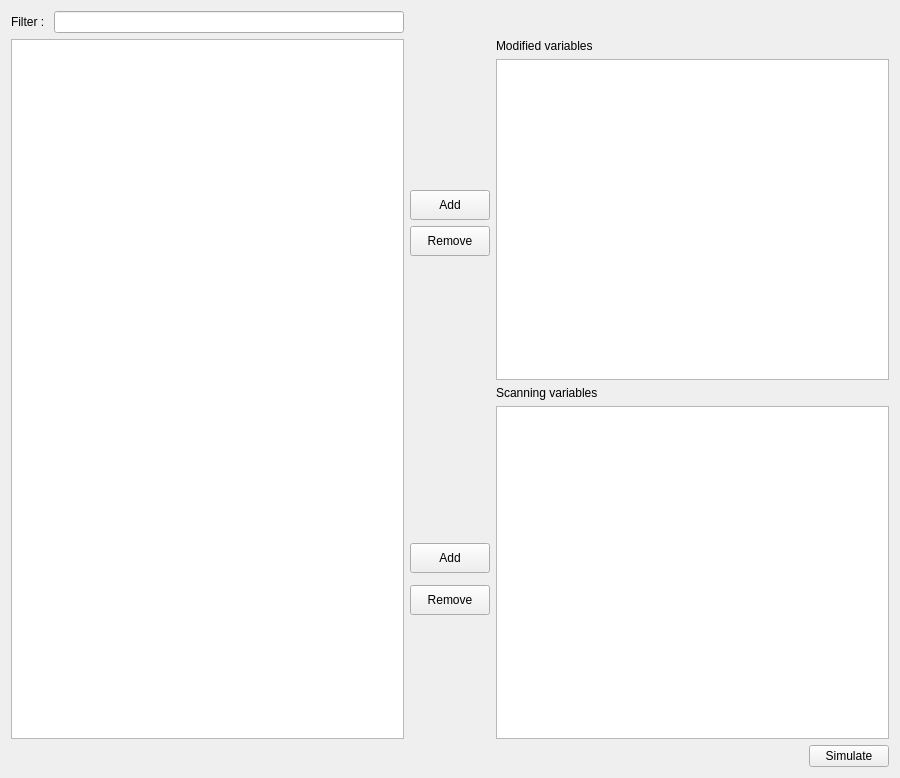
This is OMOptim/GUI/Widgets/WidgetOneSimVars.ui in lmoresco/OpenModelica as Qt 5 draws it before an edit. The edited form follows.
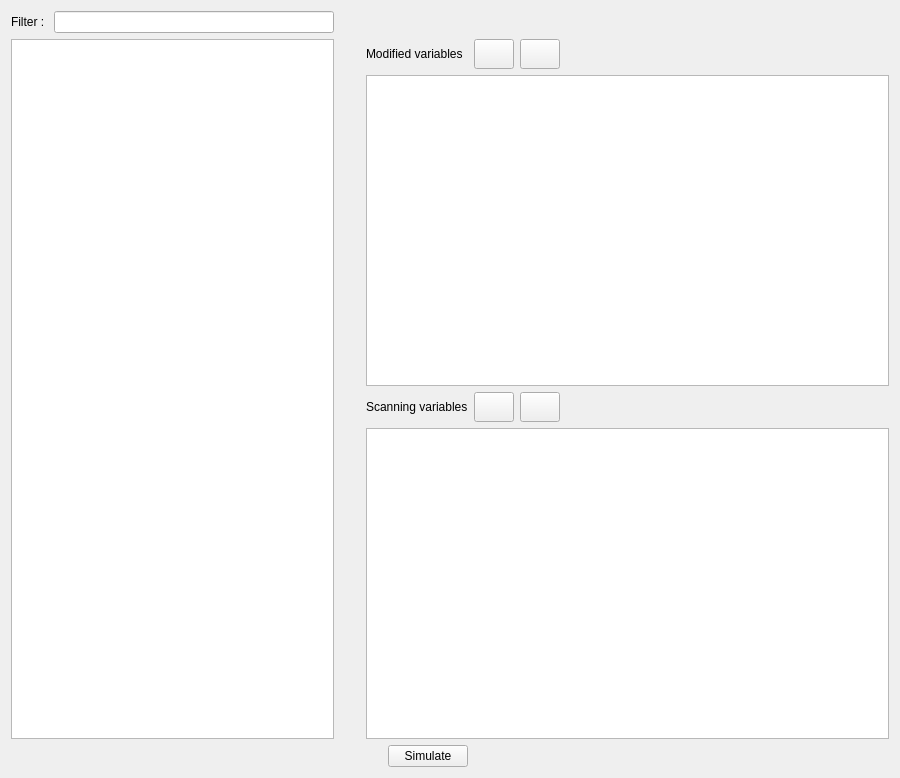
This is the edited form. Icons and pictures are not drawn.

```diff
--- a/OMOptim/GUI/Widgets/WidgetOneSimVars.ui
+++ b/OMOptim/GUI/Widgets/WidgetOneSimVars.ui
@@ -14,24 +14,6 @@
    <string>Form</string>
   </property>
   <layout class="QGridLayout" name="gridLayout">
-   <item row="1" column="0" rowspan="13">
-    <widget class="QTableView" name="tableVariables">
-     <property name="font">
-      <font>
-       <pointsize>7</pointsize>
-      </font>
-     </property>
-     <property name="selectionBehavior">
-      <enum>QAbstractItemView::SelectRows</enum>
-     </property>
-     <property name="sortingEnabled">
-      <bool>true</bool>
-     </property>
-     <property name="cornerButtonEnabled">
-      <bool>false</bool>
-     </property>
-    </widget>
-   </item>
    <item row="0" column="0">
     <layout class="QHBoxLayout" name="horizontalLayout">
      <item>
@@ -46,59 +28,7 @@
      </item>
     </layout>
    </item>
-   <item row="8" column="1">
-    <spacer name="verticalSpacer_3">
-     <property name="orientation">
-      <enum>Qt::Vertical</enum>
-     </property>
-     <property name="sizeHint" stdset="0">
-      <size>
-       <width>20</width>
-       <height>40</height>
-      </size>
-     </property>
-    </spacer>
-   </item>
-   <item row="2" column="1">
-    <spacer name="verticalSpacer_4">
-     <property name="orientation">
-      <enum>Qt::Vertical</enum>
-     </property>
-     <property name="sizeHint" stdset="0">
-      <size>
-       <width>20</width>
-       <height>40</height>
-      </size>
-     </property>
-    </spacer>
-   </item>
-   <item row="13" column="1">
-    <spacer name="verticalSpacer_2">
-     <property name="orientation">
-      <enum>Qt::Vertical</enum>
-     </property>
-     <property name="sizeHint" stdset="0">
-      <size>
-       <width>20</width>
-       <height>40</height>
-      </size>
-     </property>
-    </spacer>
-   </item>
-   <item row="5" column="1">
-    <spacer name="verticalSpacer_5">
-     <property name="orientation">
-      <enum>Qt::Vertical</enum>
-     </property>
-     <property name="sizeHint" stdset="0">
-      <size>
-       <width>20</width>
-       <height>40</height>
-      </size>
-     </property>
-    </spacer>
-   </item>
-   <item row="18" column="0" colspan="3">
+   <item row="16" column="0" colspan="3">
     <layout class="QGridLayout" name="gridLayout_2">
      <property name="sizeConstraint">
       <enum>QLayout::SetDefaultConstraint</enum>
@@ -138,21 +68,21 @@
      </item>
     </layout>
    </item>
-   <item row="1" column="2">
+   <item row="2" column="2">
     <widget class="QLabel" name="label_2">
      <property name="text">
       <string>Modified variables</string>
      </property>
     </widget>
    </item>
-   <item row="7" column="2" rowspan="7">
+   <item row="8" column="2" rowspan="4" colspan="4">
     <widget class="QTableView" name="tableScannedVariables">
      <property name="selectionBehavior">
       <enum>QAbstractItemView::SelectRows</enum>
      </property>
     </widget>
    </item>
-   <item row="2" column="2" rowspan="4">
+   <item row="3" column="2" rowspan="4" colspan="4">
     <widget class="QTableView" name="tableOverwritedVariables">
      <property name="font">
       <font>
@@ -167,27 +97,66 @@
      </property>
     </widget>
    </item>
-   <item row="6" column="2">
+   <item row="7" column="2">
     <widget class="QLabel" name="label_3">
      <property name="text">
       <string>Scanning variables</string>
      </property>
     </widget>
    </item>
-   <item row="10" column="1">
-    <widget class="QPushButton" name="pushAddScanned">
-     <property name="minimumSize">
+   <item row="8" column="1">
+    <spacer name="verticalSpacer">
+     <property name="orientation">
+      <enum>Qt::Vertical</enum>
+     </property>
+     <property name="sizeHint" stdset="0">
       <size>
-       <width>0</width>
-       <height>30</height>
+       <width>20</width>
+       <height>40</height>
       </size>
      </property>
-     <property name="text">
-      <string>Add</string>
+    </spacer>
+   </item>
+   <item row="11" column="1">
+    <spacer name="verticalSpacer_2">
+     <property name="orientation">
+      <enum>Qt::Vertical</enum>
      </property>
-    </widget>
+     <property name="sizeHint" stdset="0">
+      <size>
+       <width>20</width>
+       <height>40</height>
+      </size>
+     </property>
+    </spacer>
+   </item>
+   <item row="6" column="1">
+    <spacer name="verticalSpacer_3">
+     <property name="orientation">
+      <enum>Qt::Vertical</enum>
+     </property>
+     <property name="sizeHint" stdset="0">
+      <size>
+       <width>20</width>
+       <height>40</height>
+      </size>
+     </property>
+    </spacer>
    </item>
    <item row="3" column="1">
+    <spacer name="verticalSpacer_4">
+     <property name="orientation">
+      <enum>Qt::Vertical</enum>
+     </property>
+     <property name="sizeHint" stdset="0">
+      <size>
+       <width>20</width>
+       <height>40</height>
+      </size>
+     </property>
+    </spacer>
+   </item>
+   <item row="2" column="3">
     <widget class="QPushButton" name="pushAddOver">
      <property name="minimumSize">
       <size>
@@ -196,24 +165,15 @@
       </size>
      </property>
      <property name="text">
-      <string>Add</string>
+      <string/>
      </property>
-    </widget>
-   </item>
-   <item row="12" column="1">
-    <widget class="QPushButton" name="pushRemoveScanned">
-     <property name="minimumSize">
-      <size>
-       <width>0</width>
-       <height>30</height>
-      </size>
+     <property name="icon">
+      <iconset resource="../Resources/OMOptim.qrc">
+       <normaloff>:/Add</normaloff>:/Add</iconset>
      </property>
-     <property name="text">
-      <string>Remove</string>
-     </property>
     </widget>
    </item>
-   <item row="4" column="1">
+   <item row="2" column="4">
     <widget class="QPushButton" name="pushRemoveOver">
      <property name="minimumSize">
       <size>
@@ -222,7 +182,76 @@
       </size>
      </property>
      <property name="text">
-      <string>Remove</string>
+      <string/>
+     </property>
+     <property name="icon">
+      <iconset resource="../Resources/OMOptim.qrc">
+       <normaloff>:/Delete</normaloff>:/Delete</iconset>
+     </property>
+    </widget>
+   </item>
+   <item row="7" column="3">
+    <widget class="QPushButton" name="pushAddScanned">
+     <property name="minimumSize">
+      <size>
+       <width>0</width>
+       <height>30</height>
+      </size>
+     </property>
+     <property name="text">
+      <string/>
+     </property>
+     <property name="icon">
+      <iconset resource="../Resources/OMOptim.qrc">
+       <normaloff>:/Add</normaloff>:/Add</iconset>
+     </property>
+    </widget>
+   </item>
+   <item row="7" column="4">
+    <widget class="QPushButton" name="pushRemoveScanned">
+     <property name="minimumSize">
+      <size>
+       <width>0</width>
+       <height>30</height>
+      </size>
+     </property>
+     <property name="text">
+      <string/>
+     </property>
+     <property name="icon">
+      <iconset resource="../Resources/OMOptim.qrc">
+       <normaloff>:/Delete</normaloff>:/Delete</iconset>
+     </property>
+    </widget>
+   </item>
+   <item row="2" column="5">
+    <spacer name="horizontalSpacer_2">
+     <property name="orientation">
+      <enum>Qt::Horizontal</enum>
+     </property>
+     <property name="sizeHint" stdset="0">
+      <size>
+       <width>40</width>
+       <height>20</height>
+      </size>
+     </property>
+    </spacer>
+   </item>
+   <item row="2" column="0" rowspan="10">
+    <widget class="QTableView" name="tableVariables">
+     <property name="font">
+      <font>
+       <pointsize>7</pointsize>
+      </font>
+     </property>
+     <property name="selectionBehavior">
+      <enum>QAbstractItemView::SelectRows</enum>
+     </property>
+     <property name="sortingEnabled">
+      <bool>true</bool>
+     </property>
+     <property name="cornerButtonEnabled">
+      <bool>false</bool>
      </property>
     </widget>
    </item>
```
Left out of the diff: 2 changed lines with no effect on the pictures.
